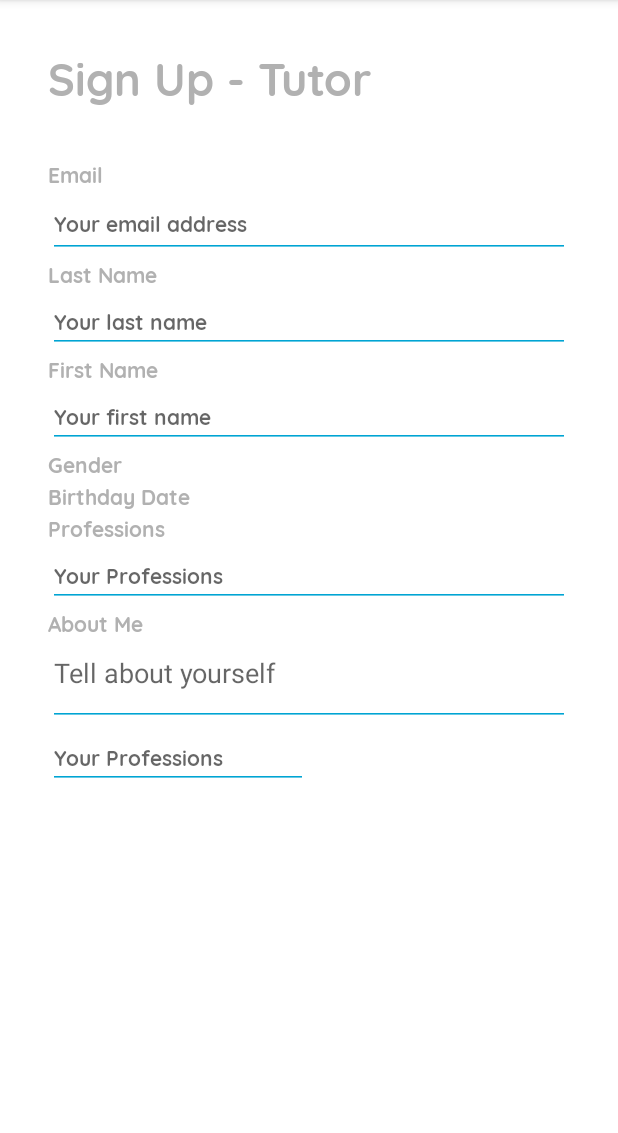
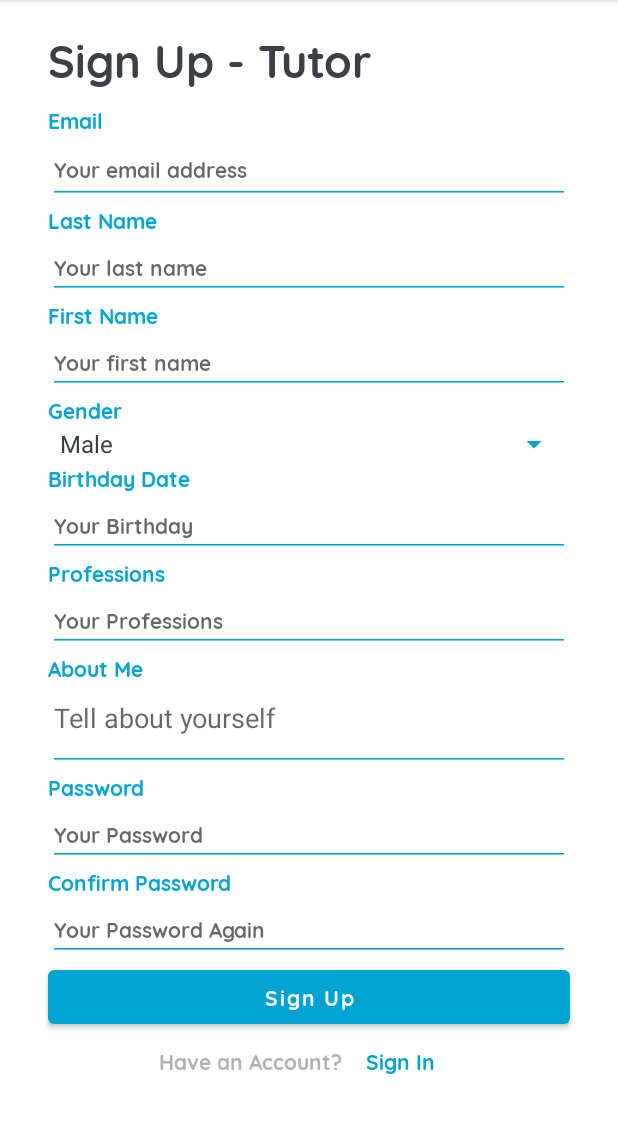
Before and after one commit to mayazadka/SmarTutor, an Android app: the TutorSignUp screen opened through its navigation route, on a phone screen of 412 x 824 dp, the part 84-1217 px from its top. Run offline under Robolectric (Android 15) with nearby library versions, the phone set to English and light mode, and no system bars.

Commit message:
Sign Up styling final

```diff
--- a/app/src/main/res/layout/fragment_tutor_sign_up.xml
+++ b/app/src/main/res/layout/fragment_tutor_sign_up.xml
@@ -7,33 +7,124 @@
     tools:context=".TutorSignUp">
 
     <TextView
+        android:id="@+id/signUpTutor_question_tv"
+        android:layout_width="wrap_content"
+        android:layout_height="wrap_content"
+        android:layout_marginTop="8dp"
+        android:layout_marginEnd="8dp"
+        android:fontFamily="@font/quicksand_bold"
+        android:text="Have an Account?"
+        android:textColor="?android:attr/textColorTertiary"
+        android:textSize="@dimen/text_size"
+        app:layout_constraintEnd_toStartOf="@+id/signUpTutor_signin_tv"
+        app:layout_constraintHorizontal_bias="0.5"
+        app:layout_constraintHorizontal_chainStyle="packed"
+        app:layout_constraintStart_toStartOf="parent"
+        app:layout_constraintTop_toBottomOf="@+id/signUpTutor_signup_btn" />
+
+    <TextView
+        android:id="@+id/signUpTutor_signin_tv"
+        android:layout_width="wrap_content"
+        android:layout_height="wrap_content"
+        android:layout_marginStart="8dp"
+        android:layout_marginEnd="16dp"
+        android:fontFamily="@font/quicksand_bold"
+        android:text="Sign In"
+        android:textColor="?android:attr/textColorSecondary"
+        android:textSize="@dimen/text_size"
+        app:layout_constraintBottom_toBottomOf="@+id/signUpTutor_question_tv"
+        app:layout_constraintEnd_toEndOf="parent"
+        app:layout_constraintHorizontal_bias="0.5"
+        app:layout_constraintStart_toEndOf="@+id/signUpTutor_question_tv"
+        app:layout_constraintTop_toTopOf="@+id/signUpTutor_question_tv" />
+
+    <EditText
+        android:id="@+id/signUpTutor_confirmpassword_et"
+        android:layout_width="0dp"
+        android:layout_height="wrap_content"
+        android:layout_marginStart="32dp"
+        android:layout_marginEnd="32dp"
+        android:ems="10"
+        android:fontFamily="@font/quicksand_bold"
+        android:hint="Your Password Again"
+        android:inputType="textPersonName"
+        android:textSize="@dimen/text_size"
+        app:layout_constraintEnd_toEndOf="parent"
+        app:layout_constraintHorizontal_bias="0.0"
+        app:layout_constraintStart_toStartOf="parent"
+        app:layout_constraintTop_toBottomOf="@+id/signUpTutor_confirmpassword_tv" />
+
+    <TextView
+        android:id="@+id/signUpTutor_confirmpassword_tv"
+        android:layout_width="wrap_content"
+        android:layout_height="wrap_content"
+        android:fontFamily="@font/quicksand_bold"
+        android:text="Confirm Password"
+        android:textColor="@color/cyan"
+        android:textSize="@dimen/text_size"
+        app:layout_constraintStart_toStartOf="@+id/signUpTutor_password_et"
+        app:layout_constraintTop_toBottomOf="@+id/signUpTutor_password_et" />
+
+    <EditText
+        android:id="@+id/signUpTutor_password_et"
+        android:layout_width="0dp"
+        android:layout_height="wrap_content"
+        android:layout_marginStart="32dp"
+        android:layout_marginEnd="32dp"
+        android:ems="10"
+        android:fontFamily="@font/quicksand_bold"
+        android:hint="Your Password"
+        android:inputType="textPersonName"
+        android:textSize="@dimen/text_size"
+        app:layout_constraintEnd_toEndOf="parent"
+        app:layout_constraintHorizontal_bias="0.0"
+        app:layout_constraintStart_toStartOf="parent"
+        app:layout_constraintTop_toBottomOf="@+id/signUpTutor_password_tv" />
+
+    <TextView
+        android:id="@+id/signUpTutor_password_tv"
+        android:layout_width="wrap_content"
+        android:layout_height="wrap_content"
+        android:fontFamily="@font/quicksand_bold"
+        android:text="Password"
+        android:textColor="@color/cyan"
+        android:textSize="@dimen/text_size"
+        app:layout_constraintStart_toStartOf="@+id/editTextTextMultiLine"
+        app:layout_constraintTop_toBottomOf="@+id/editTextTextMultiLine" />
+
+    <TextView
         android:id="@+id/signUpTutor_birthday_tv"
         android:layout_width="wrap_content"
         android:layout_height="wrap_content"
         android:fontFamily="@font/quicksand_bold"
         android:text="Birthday Date"
+        android:textColor="@color/cyan"
         android:textSize="@dimen/text_size"
-        app:layout_constraintStart_toStartOf="@+id/signUpTutor_gender_tv"
-        app:layout_constraintTop_toBottomOf="@+id/signUpTutor_gender_tv" />
+        app:layout_constraintStart_toStartOf="@+id/signUpTutor_gendet_spinner"
+        app:layout_constraintTop_toBottomOf="@+id/signUpTutor_gendet_spinner" />
 
     <EditText
-        android:id="@+id/signUpTutor_firstname_et3"
-        android:layout_width="wrap_content"
+        android:id="@+id/signUpTutor_birthday_et"
+        android:layout_width="0dp"
         android:layout_height="wrap_content"
+        android:layout_marginStart="32dp"
+        android:layout_marginEnd="32dp"
         android:ems="10"
         android:fontFamily="@font/quicksand_bold"
-        android:hint="Your Professions"
+        android:hint="Your Birthday"
         android:inputType="textPersonName"
         android:textSize="@dimen/text_size"
-        app:layout_constraintStart_toStartOf="@+id/editTextTextMultiLine"
-        app:layout_constraintTop_toBottomOf="@+id/editTextTextMultiLine" />
+        app:layout_constraintEnd_toEndOf="parent"
+        app:layout_constraintStart_toStartOf="parent"
+        app:layout_constraintTop_toBottomOf="@+id/signUpTutor_birthday_tv" />
 
     <TextView
-        android:id="@+id/signUpTutor_firstname_tv4"
+        android:id="@+id/signUpTutor_aboutme_tv"
         android:layout_width="wrap_content"
         android:layout_height="wrap_content"
         android:fontFamily="@font/quicksand_bold"
         android:text="About Me"
+        android:textColor="@color/cyan"
         android:textSize="@dimen/text_size"
         app:layout_constraintStart_toStartOf="@+id/signUpTutor_professions_et"
         app:layout_constraintTop_toBottomOf="@+id/signUpTutor_professions_et" />
@@ -44,9 +135,10 @@
         android:layout_height="wrap_content"
         android:fontFamily="@font/quicksand_bold"
         android:text="Professions"
+        android:textColor="@color/cyan"
         android:textSize="@dimen/text_size"
         app:layout_constraintStart_toStartOf="@+id/signUpTutor_professions_et"
-        app:layout_constraintTop_toBottomOf="@+id/signUpTutor_birthday_tv" />
+        app:layout_constraintTop_toBottomOf="@+id/signUpTutor_birthday_et" />
 
     <TextView
         android:id="@+id/signUpTutor_gender_tv"
@@ -54,6 +146,7 @@
         android:layout_height="wrap_content"
         android:fontFamily="@font/quicksand_bold"
         android:text="Gender"
+        android:textColor="@color/cyan"
         android:textSize="@dimen/text_size"
         app:layout_constraintStart_toStartOf="@+id/signUpTutor_firstname_et"
         app:layout_constraintTop_toBottomOf="@+id/signUpTutor_firstname_et" />
@@ -109,6 +202,7 @@
         android:layout_height="wrap_content"
         android:fontFamily="@font/quicksand_bold"
         android:text="First Name"
+        android:textColor="@color/cyan"
         android:textSize="@dimen/text_size"
         app:layout_constraintStart_toStartOf="@+id/signUpTutor_lastname_et"
         app:layout_constraintTop_toBottomOf="@+id/signUpTutor_lastname_et" />
@@ -119,6 +213,7 @@
         android:layout_height="wrap_content"
         android:fontFamily="@font/quicksand_bold"
         android:text="Last Name"
+        android:textColor="@color/cyan"
         android:textSize="@dimen/text_size"
         app:layout_constraintStart_toStartOf="@+id/signUpTutor_email_et"
         app:layout_constraintTop_toBottomOf="@+id/signUpTutor_email_et" />
@@ -127,9 +222,10 @@
         android:id="@+id/signUpTutor_title_tv"
         android:layout_width="wrap_content"
         android:layout_height="wrap_content"
-        android:layout_marginTop="28dp"
+        android:layout_marginTop="16dp"
         android:fontFamily="@font/quicksand_bold"
         android:text="Sign Up - Tutor"
+        android:textColor="@color/dark_gray"
         android:textSize="@dimen/title_size"
         app:layout_constraintStart_toStartOf="@+id/signUpTutor_email_tv"
         app:layout_constraintTop_toTopOf="parent" />
@@ -138,9 +234,10 @@
         android:id="@+id/signUpTutor_email_tv"
         android:layout_width="wrap_content"
         android:layout_height="wrap_content"
-        android:layout_marginTop="32dp"
+        android:layout_marginTop="8dp"
         android:fontFamily="@font/quicksand_bold"
         android:text="Email"
+        android:textColor="@color/cyan"
         android:textSize="@dimen/text_size"
         app:layout_constraintStart_toStartOf="@+id/signUpTutor_email_et"
         app:layout_constraintTop_toBottomOf="@+id/signUpTutor_title_tv" />
@@ -172,12 +269,30 @@
         android:inputType="textMultiLine"
         app:layout_constraintEnd_toEndOf="parent"
         app:layout_constraintStart_toStartOf="parent"
-        app:layout_constraintTop_toBottomOf="@+id/signUpTutor_firstname_tv4" />
+        app:layout_constraintTop_toBottomOf="@+id/signUpTutor_aboutme_tv" />
 
-    <ListView
-        android:layout_width="match_parent"
-        android:layout_height="match_parent"
-        tools:layout_editor_absoluteX="-16dp"
-        tools:layout_editor_absoluteY="-30dp" />
+    <Spinner
+        android:id="@+id/signUpTutor_gendet_spinner"
+        android:layout_width="0dp"
+        android:layout_height="wrap_content"
+        android:layout_marginStart="32dp"
+        android:layout_marginEnd="32dp"
+        android:entries="@array/gender"
+        app:layout_constraintEnd_toEndOf="parent"
+        app:layout_constraintStart_toStartOf="parent"
+        app:layout_constraintTop_toBottomOf="@+id/signUpTutor_gender_tv" />
+
+    <Button
+        android:id="@+id/signUpTutor_signup_btn"
+        android:layout_width="0dp"
+        android:layout_height="wrap_content"
+        android:layout_marginStart="32dp"
+        android:layout_marginEnd="32dp"
+        android:fontFamily="@font/quicksand_bold"
+        android:text="Sign Up"
+        android:textAllCaps="false"
+        app:layout_constraintEnd_toEndOf="parent"
+        app:layout_constraintStart_toStartOf="parent"
+        app:layout_constraintTop_toBottomOf="@+id/signUpTutor_confirmpassword_et" />
 
 </androidx.constraintlayout.widget.ConstraintLayout>
```
